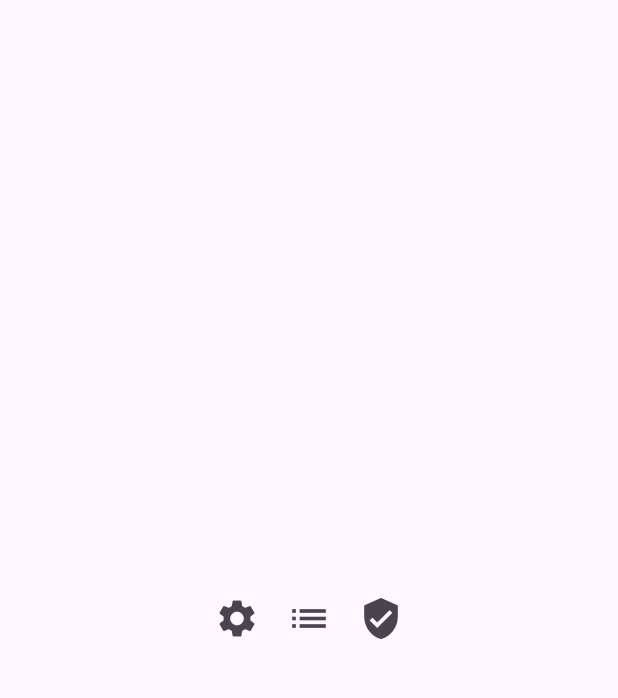
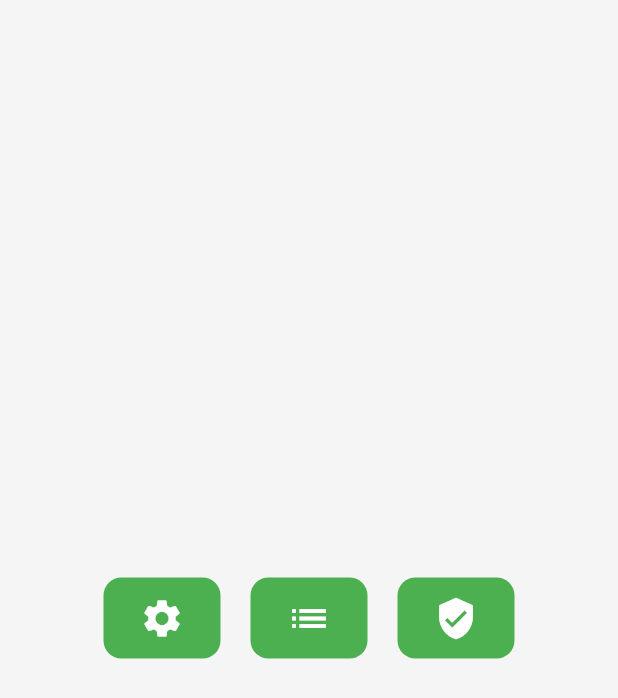
Before and after one commit to emrekemanc/flutter_application_2, a Flutter app: the screen it shows after launch, on a phone screen of 412 x 824 dp. Shown: the top 698 px of the screen. Run offline on Flutter 3.47's test engine with Material 3 defaults, Android fonts, the phone set to English and light mode, and no system bars.

Commit message:
added theme

```diff
--- a/lib/app_coordinator.dart
+++ b/lib/app_coordinator.dart
@@ -1,5 +1,4 @@
 import 'package:flutter/material.dart';
-import 'main.dart';
 import 'settings_page_view.dart';
 import 'profile_page_view.dart';
 import 'list_page_view.dart';
--- /dev/null
+++ b/lib/app_theme.dart
@@ -0,0 +1,51 @@
+import 'package:flutter/material.dart';
+
+class AppTheme {
+  static const Color primaryColor = Color(0xFF4CAF50);
+  static const Color secondaryColor = Color(0xFF81C784);
+  static const Color backgroundColor = Color(0xFFF5F5F5);
+  static const Color textColor = Color(0xFF212121);
+
+  static final ThemeData lightTheme = ThemeData(
+    brightness: Brightness.light,
+    primaryColor: primaryColor,
+    scaffoldBackgroundColor: backgroundColor,
+    textTheme: const TextTheme(
+      headlineLarge: TextStyle(
+        fontSize: 32,
+        fontWeight: FontWeight.bold,
+        color: textColor,
+      ),
+      headlineMedium: TextStyle(
+        fontSize: 24,
+        fontWeight: FontWeight.w600,
+        color: textColor,
+      ),
+      bodyLarge: TextStyle(fontSize: 16, color: textColor),
+      bodyMedium: TextStyle(fontSize: 14, color: textColor),
+    ),
+    iconButtonTheme: IconButtonThemeData(
+      style: IconButton.styleFrom(
+        backgroundColor: primaryColor,
+        foregroundColor: Colors.white,
+        shape: RoundedRectangleBorder(borderRadius: BorderRadius.circular(12)),
+        padding: const EdgeInsets.symmetric(horizontal: 24, vertical: 12),
+      ),
+    ),
+    appBarTheme: const AppBarTheme(
+      backgroundColor: primaryColor,
+      elevation: 0,
+      titleTextStyle: TextStyle(
+        fontSize: 20,
+        fontWeight: FontWeight.bold,
+        color: Colors.white,
+      ),
+    ),
+  );
+
+  static final ThemeData darkTheme = ThemeData(
+    brightness: Brightness.dark,
+    primaryColor: primaryColor,
+    scaffoldBackgroundColor: Colors.black,
+  );
+}
--- a/lib/custom_button.dart
+++ b/lib/custom_button.dart
@@ -12,6 +12,10 @@ class CustomIconButton extends StatelessWidget {
 
   @override
   Widget build(BuildContext context) {
-    return IconButton(icon: Icon(icon, size: 30), onPressed: onPressed);
+    return IconButton(
+      icon: Icon(icon, size: 30),
+      onPressed: onPressed,
+      style: Theme.of(context).iconButtonTheme.style,
+    );
   }
 }
--- a/lib/main.dart
+++ b/lib/main.dart
@@ -1,5 +1,6 @@
 import 'package:flutter/material.dart';
 import 'package:flutter_application_2/app_coordinator.dart';
+import 'package:flutter_application_2/app_theme.dart';
 import 'package:flutter_application_2/custom_button.dart';
 
 void main() {
@@ -13,6 +14,9 @@ class MainApp extends StatelessWidget {
   @override
   Widget build(BuildContext context) {
     return MaterialApp(
+      theme: AppTheme.lightTheme,
+      darkTheme: AppTheme.darkTheme,
+      themeMode: ThemeMode.system,
       navigatorKey: appcoordinator.navigatorKey,
       initialRoute: appcoordinator.initialRoute,
       routes: appcoordinator.routes,
@@ -25,6 +29,7 @@ class MainApp extends StatelessWidget {
                 children: [
                   Row(
                     mainAxisAlignment: MainAxisAlignment.center,
+                    spacing: 20,
                     children: [
                       CustomIconButton(
                         icon: Icons.settings,
--- a/lib/profile_page_view.dart
+++ b/lib/profile_page_view.dart
@@ -27,7 +27,6 @@ class ProfilePageView extends StatelessWidget {
           children: const [
             CircleAvatar(
               radius: 50,
-              backgroundColor: Colors.blue,
               child: Icon(Icons.person, size: 50, color: Colors.white),
             ),
             SizedBox(height: 20),
```
